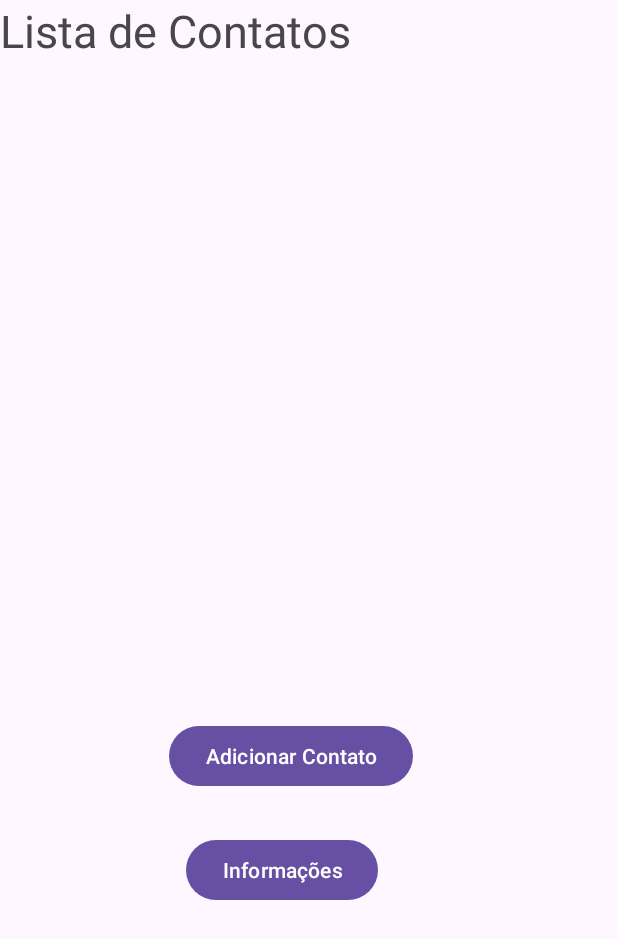
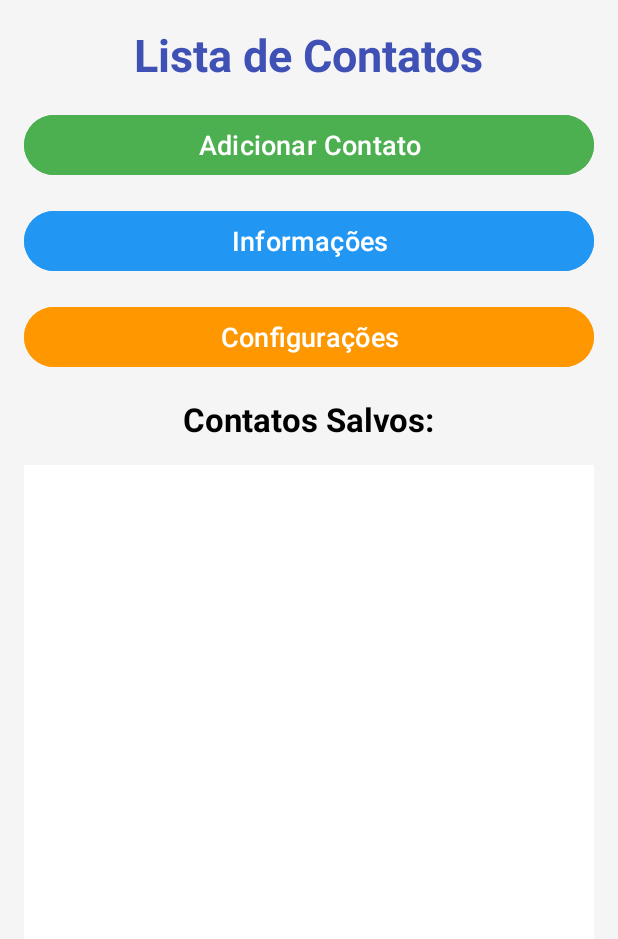
Before and after one commit to leocscotti/CP3-Mobile-SQLite-Crud, an Android app: the screen it shows after launch (MainActivity), on a phone screen of 412 x 824 dp. Shown: the top 939 px of the screen. Run offline under Robolectric (Android 15) with nearby library versions, the phone set to English and light mode, and no system bars.

Commit message:
telas finalizadas

```diff
--- a/app/src/main/AndroidManifest.xml
+++ b/app/src/main/AndroidManifest.xml
@@ -33,6 +33,9 @@
         <activity
             android:name=".activities.InformacoesActivity"
             android:exported="true" />
+        <activity
+            android:name=".activities.ConfiguracoesActivity"
+            android:exported="true"/>
 
     </application>
 
--- a/app/src/main/java/com/example/cp3_sqlitecrud/MainActivity.kt
+++ b/app/src/main/java/com/example/cp3_sqlitecrud/MainActivity.kt
@@ -7,6 +7,7 @@ import androidx.appcompat.app.AppCompatActivity
 import androidx.recyclerview.widget.LinearLayoutManager
 import androidx.recyclerview.widget.RecyclerView
 import com.example.cp3_sqlitecrud.activities.AdicionarContatoActivity
+import com.example.cp3_sqlitecrud.activities.ConfiguracoesActivity
 import com.example.cp3_sqlitecrud.activities.DetalhesContatoActivity
 import com.example.cp3_sqlitecrud.activities.InformacoesActivity
 import com.example.cp3_sqlitecrud.activities.ListagemContatosActivity
@@ -20,6 +21,7 @@ class MainActivity : AppCompatActivity() {
     private lateinit var contatoDAO: ContatoDAO
     private lateinit var btnAddContato: Button
     private lateinit var btnInfo: Button
+    private lateinit var btnConfig: Button
 
     override fun onCreate(savedInstanceState: Bundle?) {
         super.onCreate(savedInstanceState)
@@ -47,6 +49,12 @@ class MainActivity : AppCompatActivity() {
             val intent = Intent(this, InformacoesActivity::class.java)
             startActivity(intent)
         }
+
+        btnConfig= findViewById(R.id.btnConfig)
+        btnConfig.setOnClickListener {
+            val intent= Intent(this, ConfiguracoesActivity::class.java)
+            startActivity(intent)
+        }
     }
 
     private fun abrirDetalhesContato(contato: Contato) {
--- a/app/src/main/res/layout/activity_main.xml
+++ b/app/src/main/res/layout/activity_main.xml
@@ -1,49 +1,89 @@
-<?xml version="1.0" encoding="utf-8"?>
-<androidx.constraintlayout.widget.ConstraintLayout xmlns:android="http://schemas.android.com/apk/res/android"
+<androidx.constraintlayout.widget.ConstraintLayout
+    xmlns:android="http://schemas.android.com/apk/res/android"
     xmlns:app="http://schemas.android.com/apk/res-auto"
     xmlns:tools="http://schemas.android.com/tools"
     android:layout_width="match_parent"
     android:layout_height="match_parent"
+    android:background="#F5F5F5"
     tools:context=".MainActivity">
 
     <TextView
+        android:id="@+id/tvTitulo"
         android:layout_width="wrap_content"
         android:layout_height="wrap_content"
         android:text="Lista de Contatos"
-        android:textSize="30dp"
-        tools:layout_editor_absoluteX="89dp"
-        tools:layout_editor_absoluteY="126dp" />
+        android:textSize="30sp"
+        android:textStyle="bold"
+        android:textColor="#3F51B5"
+        android:layout_marginTop="16dp"
+        app:layout_constraintTop_toTopOf="parent"
+        app:layout_constraintStart_toStartOf="parent"
+        app:layout_constraintEnd_toEndOf="parent" />
 
     <Button
         android:id="@+id/btnAddContato"
-        android:layout_width="wrap_content"
+        android:layout_width="0dp"
         android:layout_height="wrap_content"
-        android:layout_marginBottom="296dp"
         android:text="Adicionar Contato"
-        app:layout_constraintBottom_toBottomOf="parent"
-        app:layout_constraintEnd_toEndOf="parent"
-        app:layout_constraintHorizontal_bias="0.451"
-        app:layout_constraintStart_toStartOf="parent" />
+        android:textSize="18sp"
+        android:textColor="#FFFFFF"
+        android:backgroundTint="#4CAF50"
+        android:layout_marginHorizontal="16dp"
+        android:layout_marginTop="16dp"
+        app:layout_constraintTop_toBottomOf="@id/tvTitulo"
+        app:layout_constraintStart_toStartOf="parent"
+        app:layout_constraintEnd_toEndOf="parent" />
 
     <Button
         android:id="@+id/btnInfo"
+        android:layout_width="0dp"
+        android:layout_height="wrap_content"
+        android:text="Informações"
+        android:textSize="18sp"
+        android:textColor="#FFFFFF"
+        android:backgroundTint="#2196F3"
+        android:layout_marginHorizontal="16dp"
+        android:layout_marginTop="16dp"
+        app:layout_constraintTop_toBottomOf="@id/btnAddContato"
+        app:layout_constraintStart_toStartOf="parent"
+        app:layout_constraintEnd_toEndOf="parent" />
+
+    <Button
+        android:id="@+id/btnConfig"
+        android:layout_width="0dp"
+        android:layout_height="wrap_content"
+        android:text="Configurações"
+        android:textSize="18sp"
+        android:textColor="#FFFFFF"
+        android:backgroundTint="#FF9800"
+        android:layout_marginHorizontal="16dp"
+        android:layout_marginTop="16dp"
+        app:layout_constraintTop_toBottomOf="@id/btnInfo"
+        app:layout_constraintStart_toStartOf="parent"
+        app:layout_constraintEnd_toEndOf="parent" />
+
+    <TextView
+        android:id="@+id/tvContatosSalvos"
         android:layout_width="wrap_content"
         android:layout_height="wrap_content"
-        android:layout_marginTop="28dp"
-        android:text="Informações"
-        app:layout_constraintEnd_toEndOf="parent"
-        app:layout_constraintHorizontal_bias="0.436"
+        android:text="Contatos Salvos:"
+        android:textSize="22sp"
+        android:textColor="#000000"
+        android:textStyle="bold"
+        android:layout_marginTop="16dp"
+        app:layout_constraintTop_toBottomOf="@id/btnConfig"
         app:layout_constraintStart_toStartOf="parent"
-        app:layout_constraintTop_toBottomOf="@id/btnAddContato" />
+        app:layout_constraintEnd_toEndOf="parent" />
 
     <androidx.recyclerview.widget.RecyclerView
         android:id="@+id/recyclerView"
         android:layout_width="0dp"
         android:layout_height="0dp"
+        android:background="#FFFFFF"
+        android:layout_margin="16dp"
+        app:layout_constraintTop_toBottomOf="@id/tvContatosSalvos"
         app:layout_constraintBottom_toBottomOf="parent"
-        app:layout_constraintEnd_toEndOf="parent"
-        app:layout_constraintHorizontal_bias="0.0"
         app:layout_constraintStart_toStartOf="parent"
-        app:layout_constraintTop_toBottomOf="@id/btnInfo"
-        app:layout_constraintVertical_bias="0.0" />
+        app:layout_constraintEnd_toEndOf="parent" />
+
 </androidx.constraintlayout.widget.ConstraintLayout>
```
